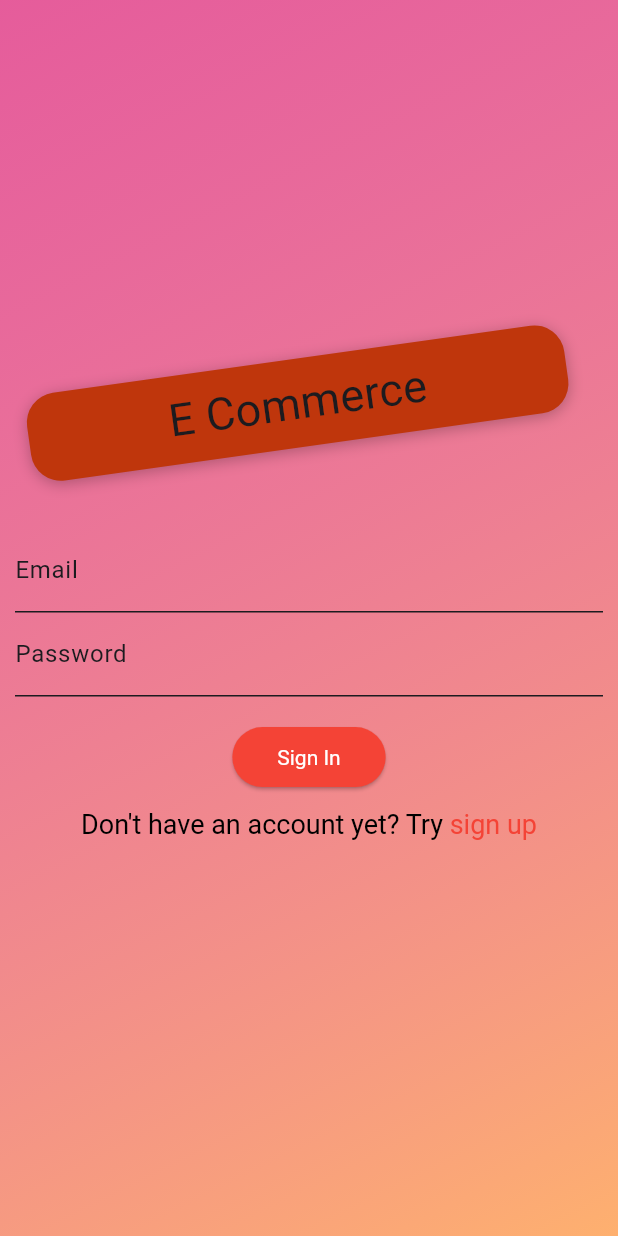
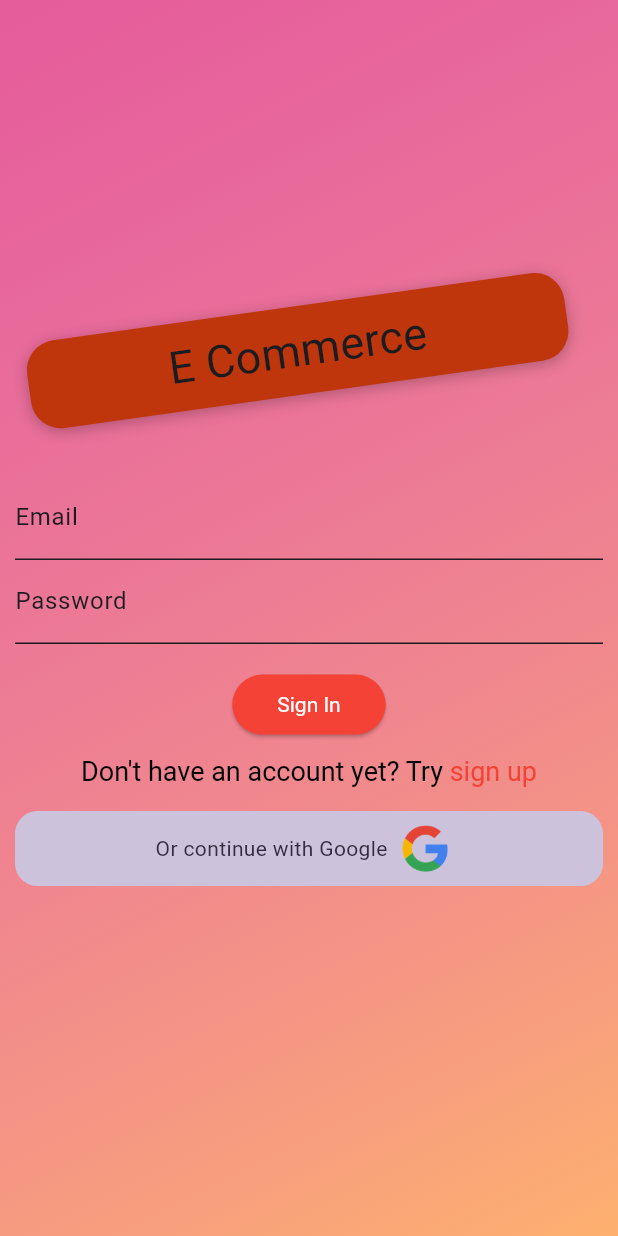
Before and after one commit to TTTrung1/ecommerce_cuoikhoa, a Flutter app: the screen it shows after launch, on a phone screen of 412 x 824 dp. Run offline on Flutter 3.47's test engine with Material 2 defaults, Android fonts, the phone set to English and light mode, and no system bars; our stand-ins replace carousel_slider, cloud_firestore, dio, easy_localization, email_validator, firebase_auth and 6 more; accounts and stored records are empty; generated files the repository leaves out were written again.

Commit message:
add google sign in

```diff
--- a/lib/bloc/auth/auth_event.dart
+++ b/lib/bloc/auth/auth_event.dart
@@ -17,4 +17,6 @@ class SignInRequestedEvent extends AuthEvent {
   SignInRequestedEvent({required this.email,required this.password});
 }
 
+class GoogleSignInEvent extends AuthEvent{}
+
 class LogOutRequestedEvent extends AuthEvent{}
--- a/lib/bloc/cart/cart_event.dart
+++ b/lib/bloc/cart/cart_event.dart
@@ -14,8 +14,3 @@ class CartRemovedEvent extends CartEvent{
   final CartItem item;
   CartRemovedEvent({required this.item});
 }
-
-class CartDeletedEvent extends CartEvent{
-  final CartItem item;
-  CartDeletedEvent({required this.item});
-}
--- a/lib/screen/auth/signin_screen.dart
+++ b/lib/screen/auth/signin_screen.dart
@@ -1,5 +1,6 @@
 import 'dart:math';
 
+import 'package:ecommerce_cuoikhoa/repository/auth_repository.dart';
 import 'package:ecommerce_cuoikhoa/screen/home.dart';
 import 'package:email_validator/email_validator.dart';
 import 'package:flutter_bloc/flutter_bloc.dart';
@@ -20,6 +21,7 @@ class _SignInScreenState extends State<SignInScreen> {
   TextEditingController nameTEC = TextEditingController();
   TextEditingController passwordTEC = TextEditingController();
   User user = User(name: '', password: '');
+  AuthRepository authRepository = AuthRepository();
 
   void submitForm(BuildContext context) {
     final validate = Form.of(context).validate();
@@ -97,7 +99,6 @@ class _SignInScreenState extends State<SignInScreen> {
                               vertical: 8.0, horizontal: 94.0),
                           transform: Matrix4.rotationZ(-8 * pi / 180)
                             ..translate(-10.0),
-                          // ..translate(-10.0),
                           decoration: BoxDecoration(
                             borderRadius: BorderRadius.circular(20),
                             color: Colors.deepOrange.shade900,
@@ -265,6 +266,26 @@ class _SignInScreenState extends State<SignInScreen> {
                           ),
                         ),
                       ),
+                      const SizedBox(height: 10,),
+                      Container(
+                        margin: const EdgeInsets.symmetric(horizontal: 10,vertical: 5),
+                        decoration: BoxDecoration(
+                          borderRadius: BorderRadius.circular(15),
+                          color: Theme.of(context).colorScheme.secondaryContainer
+                        ),
+                        child: InkWell(onTap: (){
+                          context.read<AuthBloc>().add(GoogleSignInEvent());
+                        },
+                          child: Row(
+                            mainAxisAlignment: MainAxisAlignment.center,
+                            children: [
+                              Text('Or continue with Google',style: TextStyle(color: Theme.of(context).colorScheme.onSecondaryContainer),),
+                              Image.asset('assets/google.png',height: 50,),
+
+                            ],
+                          ),
+                        ),
+                      )
                     ],
                   ),
                 ),
--- a/lib/screen/products_by_category.dart
+++ b/lib/screen/products_by_category.dart
@@ -57,7 +57,7 @@ class ProductsByCategory extends StatelessWidget {
 
                           Padding(
                             padding: const EdgeInsets.only(top: 4.0,right: 4,left: 4),
-                            child: Text(products[index].title!,overflow: TextOverflow.ellipsis,),
+                            child: Text(products[index].title!,overflow: TextOverflow.ellipsis,style: TextStyle(color: Theme.of(context).colorScheme.primary),),
                           )
                         ],
                       ),
--- a/lib/widgets/add_cart_button.dart
+++ b/lib/widgets/add_cart_button.dart
@@ -24,7 +24,6 @@ class AddToCart extends StatelessWidget {
       },
       listenWhen: (previous, current) => current.clicked == true,
       builder: (context, state) {
-        print(state);
         return Center(
           child: Container(
             height: 50,
--- a/lib/widgets/cart_item_widget.dart
+++ b/lib/widgets/cart_item_widget.dart
@@ -8,7 +8,7 @@ import '../model/cart_item.dart';
 class CartItemWidget extends StatelessWidget {
   CartItemWidget({super.key, required this.item});
   final CartItem item;
-  CartRepository cartRepository = CartRepository();
+  final CartRepository cartRepository = CartRepository();
   @override
   Widget build(BuildContext context) {
     return Container(
@@ -31,11 +31,11 @@ class CartItemWidget extends StatelessWidget {
                   children: [
                     IconButton(onPressed: (){
                       context.read<CartBloc>().add(CartRemovedEvent(item: item));
-                    }, icon: Icon(Icons.remove)),
+                    }, icon: const Icon(Icons.remove)),
                     Text(item.quantity.toString()),
                     IconButton(onPressed: () {
                       context.read<CartBloc>().add(CartAddedEvent(item: item));
-                    }, icon: Icon(Icons.add))
+                    }, icon: const Icon(Icons.add))
                   ],
                 )
               ],
--- a/pubspec.yaml
+++ b/pubspec.yaml
@@ -52,6 +52,7 @@ dependencies:
   equatable: ^2.0.5
   email_validator: ^2.1.17
   freezed_annotation: ^2.4.1
+  google_sign_in: ^6.1.6
 
 
 dev_dependencies:
```
Also changed, not shown: lib/bloc/auth/auth_bloc.dart (+26 -12 lines), lib/bloc/cart/cart_bloc.dart (+4 -16 lines), lib/repository/auth_repository.dart (+21 -2 lines), lib/repository/cart_repository.dart (+12 -20 lines), lib/screen/cart_screen.dart (+10 -22 lines), lib/widgets/search_item.dart (+0 -22 lines), assets/google.png (added), pubspec.lock.
